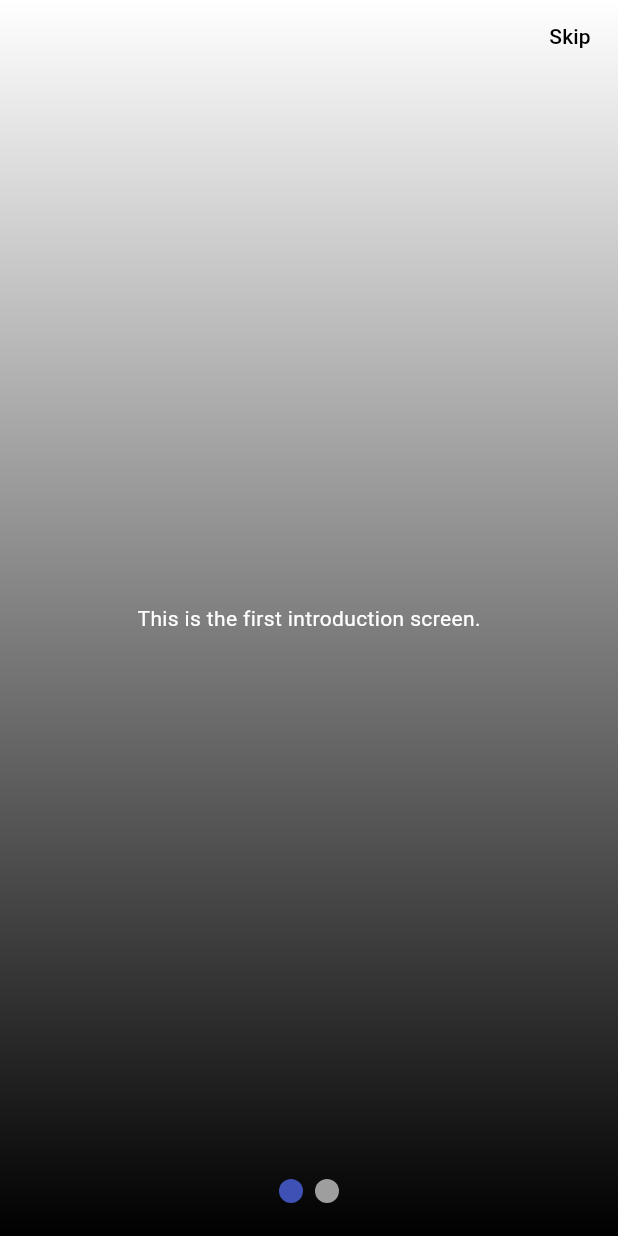
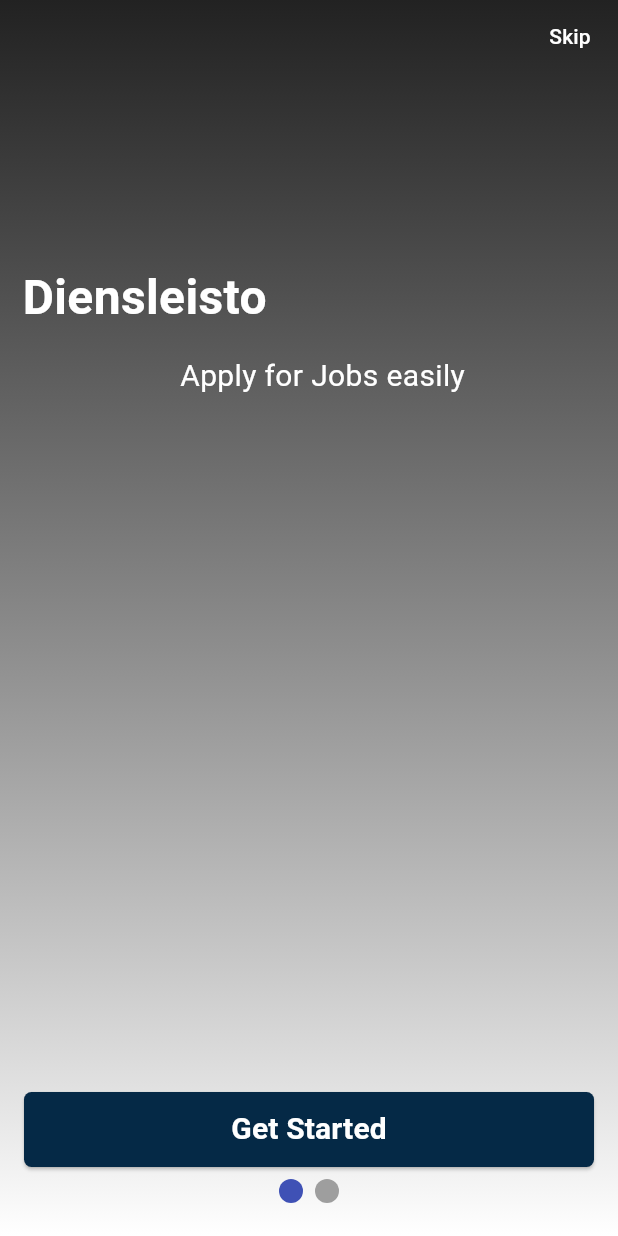
Before and after one commit to rafay99-epic/Dienstleistro, a Flutter app: the screen it shows after launch, on a phone screen of 412 x 824 dp. Run offline on Flutter 3.47's test engine with Material 3 defaults, Android fonts, the phone set to English and light mode, and no system bars; drawn by our look-alikes of smooth_page_indicator; our stand-ins replace google_fonts, page_transition.

Commit message:
Intro Complete & Chooser Complete

```diff
--- a/lib/frontend/screens/home.dart
+++ b/lib/frontend/screens/home.dart
@@ -1,3 +1,4 @@
+import 'package:dienstleisto/main.dart';
 import 'package:flutter/material.dart';
 
 class Home extends StatefulWidget {
@@ -10,6 +11,8 @@ class Home extends StatefulWidget {
 class _HomeState extends State<Home> {
   @override
   Widget build(BuildContext context) {
-    return const Scaffold();
+    return Scaffold(
+      appBar: AppBar(),
+    );
   }
 }
--- /dev/null
+++ b/lib/frontend/screens/intro/screen1.dart
@@ -0,0 +1,115 @@
+import 'package:dienstleisto/frontend/screens/intro/choose.dart';
+import 'package:flutter/material.dart';
+import 'package:google_fonts/google_fonts.dart';
+
+class screen1 extends StatelessWidget {
+  const screen1({Key? key}) : super(key: key);
+
+  @override
+  Widget build(BuildContext context) {
+    return Scaffold(
+      body: Stack(
+        children: [
+          Container(
+            decoration: const BoxDecoration(
+              gradient: LinearGradient(
+                begin: Alignment.topCenter,
+                end: Alignment.bottomCenter,
+                colors: [Colors.black87, Colors.white],
+              ),
+            ),
+          ),
+          Column(
+            children: <Widget>[
+              const SizedBox(
+                height: 175,
+              ),
+              Padding(
+                padding: const EdgeInsets.only(right: 15.0, left: 15.0),
+                child: Align(
+                  alignment: Alignment.centerLeft,
+                  child: Text(
+                    "Diensleisto",
+                    style: GoogleFonts.roboto(
+                      color: Colors.white,
+                      fontSize: 32,
+                      fontWeight: FontWeight.bold,
+                    ),
+                  ),
+                ),
+              ),
+              const SizedBox(
+                height: 15,
+              ),
+              Padding(
+                padding: const EdgeInsets.only(left: 120.0),
+                child: Align(
+                  alignment: Alignment.centerLeft,
+                  child: Text(
+                    "Apply for Jobs easily",
+                    style: GoogleFonts.roboto(
+                      color: Colors.white,
+                      fontSize: 20,
+                    ),
+                  ),
+                ),
+              ),
+              Expanded(
+                child: Container(),
+              ),
+              Padding(
+                padding: const EdgeInsets.all(16.0),
+                child: SizedBox(
+                  width: double.infinity,
+                  height: 50,
+                  child: ElevatedButton(
+                    onPressed: () {
+                      // Handle button press
+                    },
+                    style: ElevatedButton.styleFrom(
+                      backgroundColor: Theme.of(context).colorScheme.secondary,
+                      shape: RoundedRectangleBorder(
+                        borderRadius:
+                            BorderRadius.circular(5), // Adjust as needed
+                      ),
+                    ),
+                    child: const Text(
+                      'Get Started',
+                      style: TextStyle(
+                        color: Colors.white,
+                        fontSize: 20,
+                        fontWeight: FontWeight.bold,
+                      ),
+                    ),
+                  ),
+                ),
+              ),
+              const SizedBox(
+                height: 30,
+              ),
+            ],
+          ),
+          SafeArea(
+            child: Align(
+              alignment: Alignment.topRight,
+              child: TextButton(
+                onPressed: () {
+                  // Navigate to the next screen when the skip button is pressed
+                  Navigator.of(context).push(
+                    MaterialPageRoute(
+                      builder: (_) => const choosePage(),
+                    ),
+                  );
+                },
+                child: const Text(
+                  "Skip",
+                  style: TextStyle(color: Colors.white),
+                ),
+              ),
+            ),
+          ),
+        ],
+      ),
+    );
+  }
+}
--- a/lib/frontend/screens/introScreens.dart/screen1.dart
+++ /dev/null
@@ -1,51 +0,0 @@
-import 'package:dienstleisto/frontend/screens/home.dart';
-import 'package:dienstleisto/frontend/screens/introScreens.dart/screen2.dart';
-import 'package:flutter/material.dart';
-
-class screen1 extends StatelessWidget {
-  const screen1({super.key});
-
-  @override
-  Widget build(BuildContext context) {
-    return Scaffold(
-      body: Stack(
-        children: [
-          Container(
-            decoration: const BoxDecoration(
-              gradient: LinearGradient(
-                begin: Alignment.topCenter,
-                end: Alignment.bottomCenter,
-                colors: [Colors.white, Colors.black],
-              ),
-            ),
-          ),
-          const Center(
-            child: Text(
-              "This is the first introduction screen.",
-              style: TextStyle(color: Colors.white),
-            ),
-          ),
-          SafeArea(
-            child: Align(
-              alignment: Alignment.topRight,
-              child: TextButton(
-                onPressed: () {
-                  // Navigate to the next screen when the skip button is pressed
-                  Navigator.of(context).push(
-                    MaterialPageRoute(
-                      builder: (_) => const Home(),
-                    ),
-                  );
-                },
-                child: const Text(
-                  "Skip",
-                  style: TextStyle(color: Colors.black),
-                ),
-              ),
-            ),
-          ),
-        ],
-      ),
-    );
-  }
-}
--- a/lib/frontend/screens/splash.dart
+++ b/lib/frontend/screens/splash.dart
@@ -1,6 +1,6 @@
 // ignore_for_file: camel_case_types
 
-import 'package:dienstleisto/frontend/screens/introScreen.dart';
+import 'package:dienstleisto/frontend/screens/intro/introScreen.dart';
 import 'package:flutter/material.dart';
 import 'package:page_transition/page_transition.dart';
 
--- a/pubspec.yaml
+++ b/pubspec.yaml
@@ -38,6 +38,7 @@ dependencies:
   introduction_screen: ^3.1.12
   page_transition: ^2.1.0
   smooth_page_indicator: ^1.1.0
+  google_fonts: ^6.1.0
 
 dev_dependencies:
   flutter_test:
```
Also changed, not shown: lib/frontend/screens/choose.dart (deleted, +0 -15 lines), lib/frontend/screens/intro/choose.dart (added, +94 -0 lines), lib/frontend/screens/intro/introScreen.dart (renamed from lib/frontend/screens/introScreen.dart, +5 -5 lines), lib/frontend/screens/intro/screen2.dart (added, +116 -0 lines), lib/frontend/screens/introScreens.dart/screen2.dart (deleted, +0 -10 lines), lib/frontend/widgets/boxes.dart (added, +66 -0 lines), lib/frontend/screens/functionality/auth/login.dart (added), lib/frontend/screens/functionality/auth/signup.dart (added), lib/frontend/screens/functionality/services/service.dart (added), lib/frontend/screens/functionality/services/service_detail.dart (added), lib/frontend/screens/functionality/stories/videoStories.dart (added), pubspec.lock, 2 other files.
